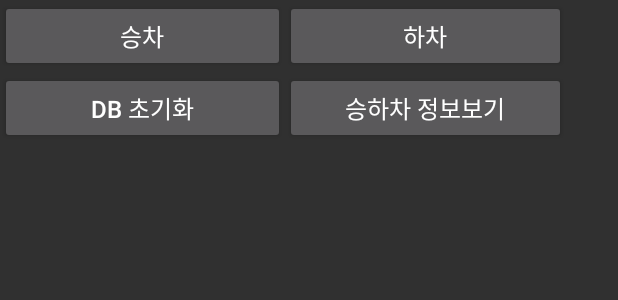
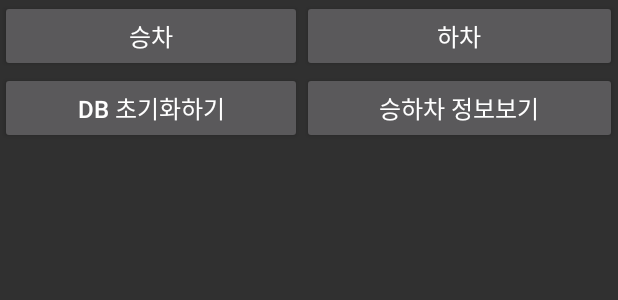
Before and after one commit to kangkc09/PNUBUS, an Android app: the layout activity_businfo.xml on its own in the app's theme, with its tools: preview values and no code run, on a phone screen of 412 x 824 dp. Shown: the top 300 px of the screen. Run offline under Robolectric (Android 15) with nearby library versions, the phone set to English and light mode, and no system bars.

Commit message:
ontimebus +a

```diff
--- a/app/src/main/java/com/example/termproject/BusInformation.java
+++ b/app/src/main/java/com/example/termproject/BusInformation.java
@@ -8,6 +8,7 @@ import android.os.Bundle;
 import android.view.View;
 import android.widget.Button;
 import android.widget.TextView;
+import android.widget.Toast;
 
 import java.text.SimpleDateFormat;
 import java.util.Date;
@@ -30,7 +31,7 @@ public class BusInformation extends AppCompatActivity {
     @Override
     protected void onCreate(Bundle savedInstanceState) {
         super.onCreate(savedInstanceState);
-        setContentView(R.layout.activity_main);
+        setContentView(R.layout.activity_businfo);
 
         showButton = findViewById(R.id.show_btn);
         onButton = findViewById(R.id.board_btn);
@@ -52,6 +53,7 @@ public class BusInformation extends AppCompatActivity {
             @Override
             public void onClick(View v) {
                 onboard = getTime();
+                Toast.makeText(getApplicationContext(),"승차하였습니다.",Toast.LENGTH_SHORT).show();
             }
         });
 
@@ -60,6 +62,7 @@ public class BusInformation extends AppCompatActivity {
             public void onClick(View v) {
                 dropoff = getTime();
                 insertData(onboard, dropoff);
+                Toast.makeText(getApplicationContext(),"승하차 정보가 기록되었습니다",Toast.LENGTH_SHORT).show();
             }
         });
 
--- a/app/src/main/res/layout/activity_businfo.xml
+++ b/app/src/main/res/layout/activity_businfo.xml
@@ -2,7 +2,8 @@
 <TableLayout xmlns:android="http://schemas.android.com/apk/res/android"
     xmlns:tools="http://schemas.android.com/tools"
     android:layout_width="match_parent"
-    android:layout_height="match_parent">
+    android:layout_height="match_parent"
+    android:stretchColumns="*">
 
     <TableRow
         android:layout_width="match_parent"
@@ -10,14 +11,14 @@
 
         <Button
             android:id="@+id/board_btn"
-            android:layout_width="190dp"
+            android:layout_width="match_parent"
             android:layout_height="wrap_content"
             android:text="승차"
             android:textSize="16dp" />
 
         <Button
             android:id="@+id/drop_btn"
-            android:layout_width="187dp"
+            android:layout_width="match_parent"
             android:layout_height="wrap_content"
             android:text="하차"
             android:textSize="16dp" />
@@ -29,15 +30,15 @@
         android:layout_width="wrap_content">
         <Button
             android:id="@+id/clear_btn"
-            android:layout_width="wrap_content"
+            android:layout_width="match_parent"
             android:layout_height="wrap_content"
-            android:text="DB 초기화"
+            android:text="DB 초기화하기"
             android:textSize="16dp" />
 
 
         <Button
             android:id="@+id/show_btn"
-            android:layout_width="wrap_content"
+            android:layout_width="match_parent"
             android:layout_height="wrap_content"
             android:text="승하차 정보보기"
             android:textSize="16dp" />
```
